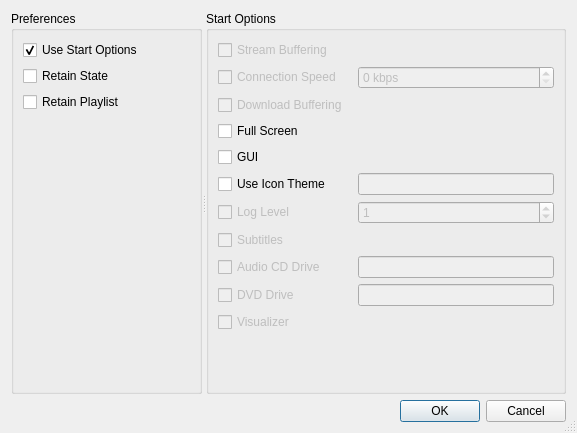
This is code/settings/ui/settings.ui in andrew-bibb/mbmp as Qt 5 draws it before an edit. The edited form follows.
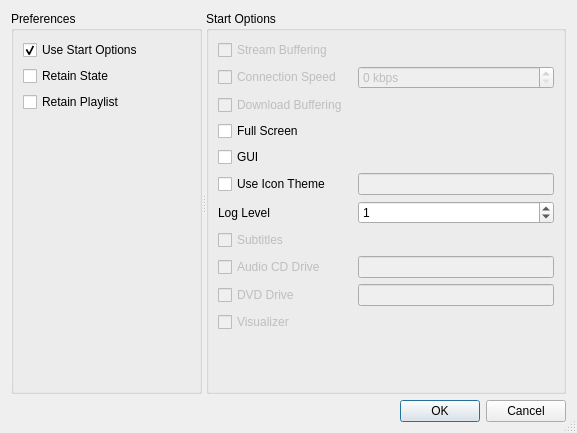
This is the edited form.

Commit message: implemented log level to settings

What changed in the file:
```diff
--- a/code/settings/ui/settings.ui
+++ b/code/settings/ui/settings.ui
@@ -194,23 +194,13 @@
          </property>
         </widget>
        </item>
-       <item row="6" column="0">
-        <widget class="QCheckBox" name="checkBox_loglevel">
-         <property name="enabled">
-          <bool>false</bool>
-         </property>
-         <property name="whatsThis">
-          <string>&lt;html&gt;&lt;head/&gt;&lt;body&gt;&lt;pre style=&quot; margin-top:12px; margin-bottom:12px; margin-left:0px; margin-right:0px; -qt-block-indent:0; text-indent:0px;&quot;&gt;&lt;span style=&quot; font-family:'Courier New,courier';&quot;&gt;Command Line Option: &lt;/span&gt;&lt;span style=&quot; font-family:'Courier New,courier'; font-weight:600;&quot;&gt;-l&lt;/span&gt;&lt;span style=&quot; font-family:'Courier New,courier';&quot;&gt; or &lt;/span&gt;&lt;span style=&quot; font-family:'Courier New,courier'; font-weight:600;&quot;&gt;--loglevel&lt;/span&gt;&lt;/pre&gt;&lt;p&gt;Set the log level from 0 to 2 (default is 1).&lt;/p&gt;&lt;/body&gt;&lt;/html&gt;</string>
-         </property>
-         <property name="text">
-          <string>Log Level</string>
-         </property>
-        </widget>
-       </item>
        <item row="6" column="2">
         <widget class="QSpinBox" name="spinBox">
          <property name="enabled">
-          <bool>false</bool>
+          <bool>true</bool>
+         </property>
+         <property name="whatsThis">
+          <string>&lt;html&gt;&lt;head/&gt;&lt;body&gt;&lt;p&gt;Set the log level (0-2) with higher numbers displaying more information.&lt;/p&gt;&lt;/body&gt;&lt;/html&gt;</string>
          </property>
          <property name="maximum">
           <number>2</number>
@@ -292,6 +282,16 @@
          </property>
         </widget>
        </item>
+       <item row="6" column="0">
+        <widget class="QLabel" name="label">
+         <property name="whatsThis">
+          <string>&lt;html&gt;&lt;head/&gt;&lt;body&gt;&lt;p&gt;Set the log level (0-2) with higher numbers displaying more information.&lt;/p&gt;&lt;/body&gt;&lt;/html&gt;</string>
+         </property>
+         <property name="text">
+          <string>Log Level</string>
+         </property>
+        </widget>
+       </item>
       </layout>
      </widget>
     </widget>
```
Left out of the diff: 50 changed lines with no effect on the pictures. The commit also changes 3 other files.
